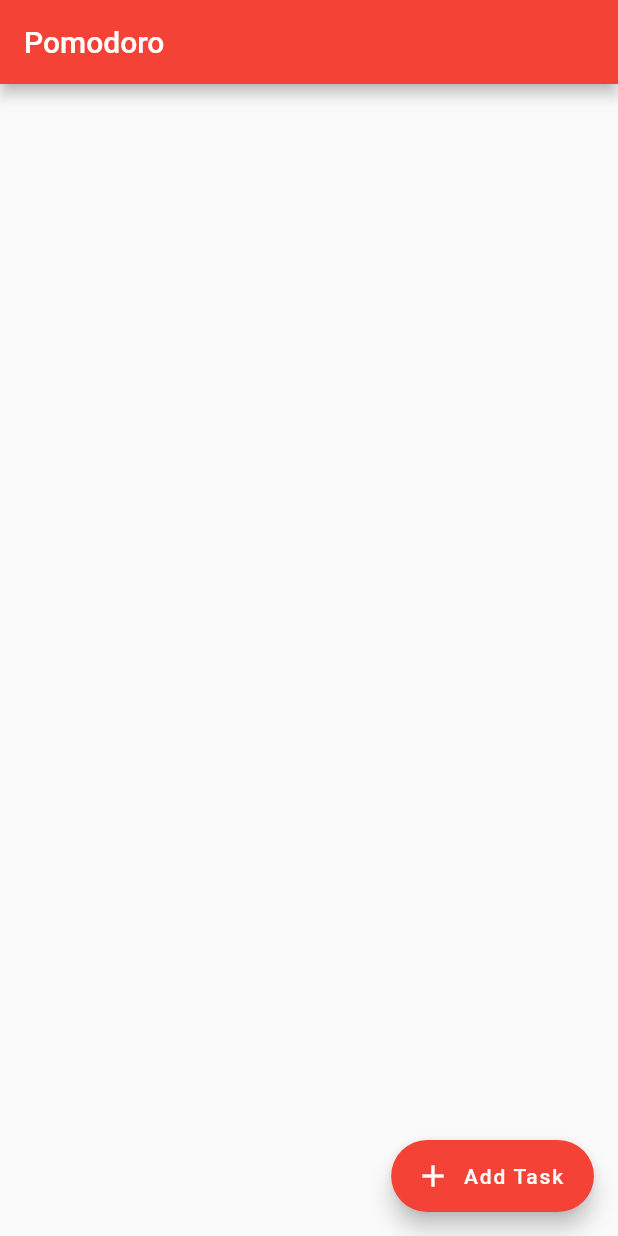
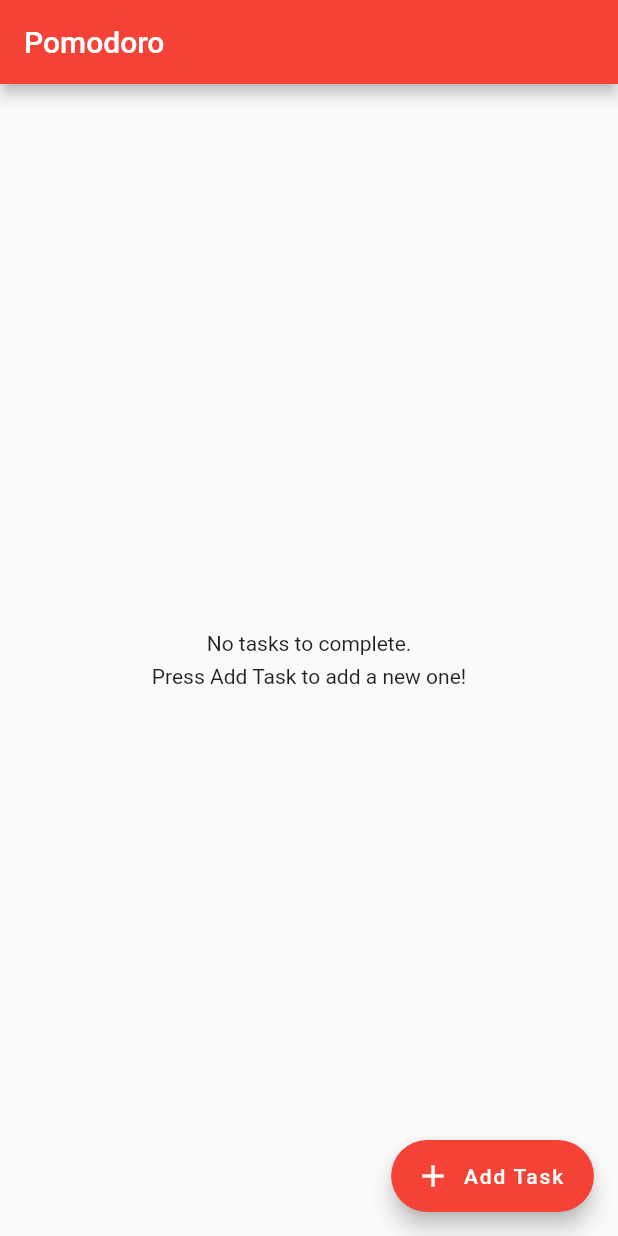
Before and after one commit to Feras-dev/pomodoro, a Flutter app: the screen it shows after launch, on a phone screen of 412 x 824 dp. Run offline on Flutter 3.47's test engine with Material 2 defaults, Android fonts, the phone set to English and light mode, and no system bars.

Commit message:
#3 Show No tasks text in the middle

```diff
--- a/lib/main.dart
+++ b/lib/main.dart
@@ -97,6 +97,15 @@ class _MyHomePageState extends State<MyHomePage> {
           // horizontal).
           mainAxisAlignment: MainAxisAlignment.center,
           children: <Widget>[
+            Text(
+              'No tasks to complete.',
+              style: Theme.of(context).textTheme.bodyText2,
+            ),
+            Padding(padding: EdgeInsets.fromLTRB(0, 0, 0, 6)),
+            Text(
+              'Press Add Task to add a new one!',
+              style: Theme.of(context).textTheme.bodyText2,
+            ),
           ],
         ),
       ),
```
